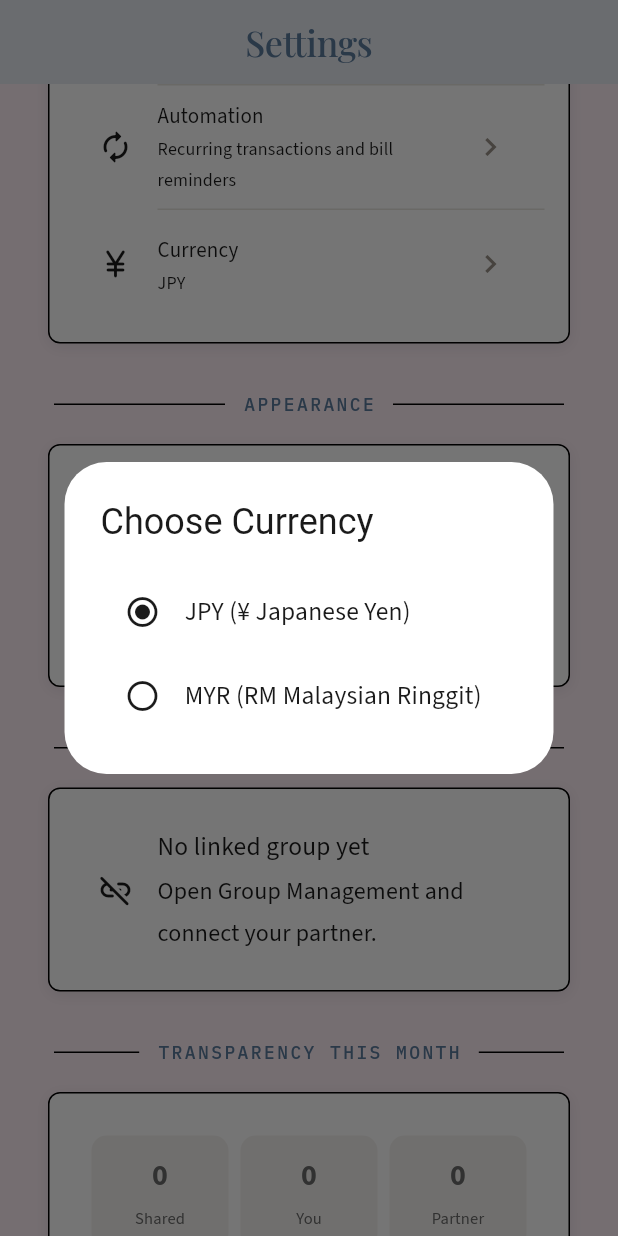
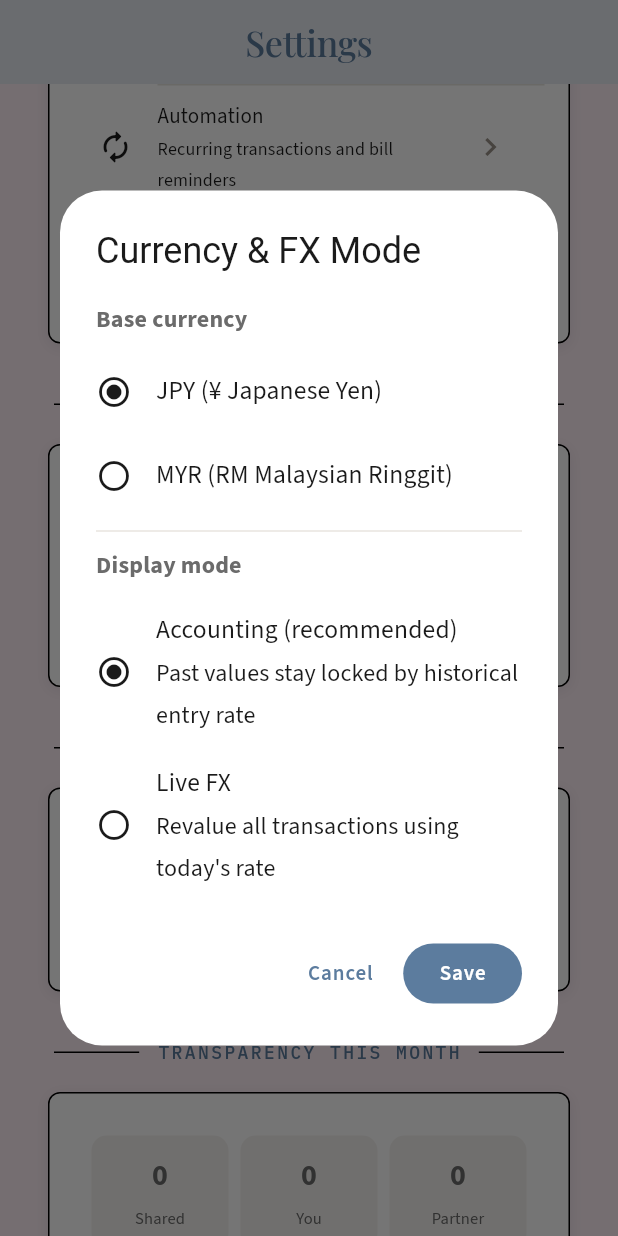
Before and after one commit to qaim-b/osidori2.0, a Flutter app: the SettingsScreen screen opened by its route, scrolled down 576 dp, after a tap on "Currency", on a phone screen of 412 x 824 dp. Run offline on Flutter 3.47's test engine with Material 3 defaults, Android fonts, the phone set to English and light mode, and no system bars; our stand-ins replace csv, fl_chart, flutter_riverpod, flutter_svg, go_router, google_fonts and 4 more; missing offline and left inert: excel; accounts and stored records are empty.

Commit message:
Add accounting vs live FX mode with locked historical conversion

```diff
--- a/lib/data/models/transaction_model.dart
+++ b/lib/data/models/transaction_model.dart
@@ -9,6 +9,12 @@ class TransactionModel extends TransactionEntity {
     required super.type,
     required super.amount,
     required super.currency,
+    super.originalAmount,
+    super.originalCurrency,
+    super.fxRateToBase,
+    super.fxBaseCurrency,
+    super.baseAmountLocked,
+    super.fxRateDate,
     required super.date,
     required super.categoryId,
     super.categoryNameSnapshot,
@@ -32,6 +38,14 @@ class TransactionModel extends TransactionEntity {
       type: TransactionType.fromString(json['type'] as String),
       amount: (json['amount'] as num).toDouble(),
       currency: json['currency'] as String? ?? 'JPY',
+      originalAmount: (json['original_amount'] as num?)?.toDouble(),
+      originalCurrency: json['original_currency'] as String?,
+      fxRateToBase: (json['fx_rate_to_base'] as num?)?.toDouble(),
+      fxBaseCurrency: json['fx_base_currency'] as String?,
+      baseAmountLocked: (json['base_amount_locked'] as num?)?.toDouble(),
+      fxRateDate: json['fx_rate_date'] == null
+          ? null
+          : DateTime.parse(json['fx_rate_date'] as String),
       date: DateTime.parse(json['date'] as String),
       categoryId: json['category_id'] as String,
       categoryNameSnapshot: json['category_name_snapshot'] as String?,
@@ -61,6 +75,12 @@ class TransactionModel extends TransactionEntity {
       'type': type.name,
       'amount': amount,
       'currency': currency,
+      'original_amount': originalAmount,
+      'original_currency': originalCurrency,
+      'fx_rate_to_base': fxRateToBase,
+      'fx_base_currency': fxBaseCurrency,
+      'base_amount_locked': baseAmountLocked,
+      'fx_rate_date': fxRateDate?.toIso8601String(),
       'date': date.toIso8601String(),
       'category_id': categoryId,
       'category_name_snapshot': categoryNameSnapshot,
@@ -85,6 +105,12 @@ class TransactionModel extends TransactionEntity {
       type: entity.type,
       amount: entity.amount,
       currency: entity.currency,
+      originalAmount: entity.originalAmount,
+      originalCurrency: entity.originalCurrency,
+      fxRateToBase: entity.fxRateToBase,
+      fxBaseCurrency: entity.fxBaseCurrency,
+      baseAmountLocked: entity.baseAmountLocked,
+      fxRateDate: entity.fxRateDate,
       date: entity.date,
       categoryId: entity.categoryId,
       categoryNameSnapshot: entity.categoryNameSnapshot,
@@ -109,6 +135,12 @@ class TransactionModel extends TransactionEntity {
     TransactionType? type,
     double? amount,
     String? currency,
+    double? originalAmount,
+    String? originalCurrency,
+    double? fxRateToBase,
+    String? fxBaseCurrency,
+    double? baseAmountLocked,
+    DateTime? fxRateDate,
     DateTime? date,
     String? categoryId,
     String? categoryNameSnapshot,
@@ -130,6 +162,12 @@ class TransactionModel extends TransactionEntity {
       type: type ?? this.type,
       amount: amount ?? this.amount,
       currency: currency ?? this.currency,
+      originalAmount: originalAmount ?? this.originalAmount,
+      originalCurrency: originalCurrency ?? this.originalCurrency,
+      fxRateToBase: fxRateToBase ?? this.fxRateToBase,
+      fxBaseCurrency: fxBaseCurrency ?? this.fxBaseCurrency,
+      baseAmountLocked: baseAmountLocked ?? this.baseAmountLocked,
+      fxRateDate: fxRateDate ?? this.fxRateDate,
       date: date ?? this.date,
       categoryId: categoryId ?? this.categoryId,
       categoryNameSnapshot: categoryNameSnapshot ?? this.categoryNameSnapshot,
--- a/lib/data/models/user_model.dart
+++ b/lib/data/models/user_model.dart
@@ -8,6 +8,7 @@ class UserModel extends UserEntity {
     super.avatarUrl,
     super.role,
     super.preferredCurrency,
+    super.fxDisplayMode,
     required super.createdAt,
   });
 
@@ -19,6 +20,7 @@ class UserModel extends UserEntity {
       avatarUrl: json['avatar_url'] as String?,
       role: json['role'] as String?,
       preferredCurrency: json['preferred_currency'] as String? ?? 'JPY',
+      fxDisplayMode: json['fx_display_mode'] as String? ?? 'accounting',
       createdAt: DateTime.parse(json['created_at'] as String),
     );
   }
@@ -31,6 +33,7 @@ class UserModel extends UserEntity {
       'avatar_url': avatarUrl,
       'role': role,
       'preferred_currency': preferredCurrency,
+      'fx_display_mode': fxDisplayMode,
       'created_at': createdAt.toIso8601String(),
     };
   }
@@ -43,6 +46,7 @@ class UserModel extends UserEntity {
       avatarUrl: entity.avatarUrl,
       role: entity.role,
       preferredCurrency: entity.preferredCurrency,
+      fxDisplayMode: entity.fxDisplayMode,
       createdAt: entity.createdAt,
     );
   }
--- a/lib/data/repositories/auth_repository.dart
+++ b/lib/data/repositories/auth_repository.dart
@@ -121,6 +121,14 @@ class AuthRepository {
     return getProfile(userId);
   }
 
+  Future<UserModel> updateFxDisplayMode(String userId, String mode) async {
+    await _client
+        .from(AppSupabase.usersTable)
+        .update({'fx_display_mode': mode})
+        .eq('id', userId);
+    return getProfile(userId);
+  }
+
   /// Update avatar URL
   Future<UserModel> updateAvatar(String userId, String avatarUrl) async {
     await _client
--- a/lib/domain/entities/user_entity.dart
+++ b/lib/domain/entities/user_entity.dart
@@ -7,6 +7,7 @@ class UserEntity {
   final String? avatarUrl;
   final String? role; // 'stitch' or 'angel' or 'solo'
   final String preferredCurrency;
+  final String fxDisplayMode; // 'accounting' | 'live'
   final DateTime createdAt;
 
   const UserEntity({
@@ -16,6 +17,7 @@ class UserEntity {
     this.avatarUrl,
     this.role,
     this.preferredCurrency = 'JPY',
+    this.fxDisplayMode = 'accounting',
     required this.createdAt,
   });
 
@@ -31,6 +33,7 @@ class UserEntity {
     String? avatarUrl,
     String? role,
     String? preferredCurrency,
+    String? fxDisplayMode,
     DateTime? createdAt,
   }) {
     return UserEntity(
@@ -40,6 +43,7 @@ class UserEntity {
       avatarUrl: avatarUrl ?? this.avatarUrl,
       role: role ?? this.role,
       preferredCurrency: preferredCurrency ?? this.preferredCurrency,
+      fxDisplayMode: fxDisplayMode ?? this.fxDisplayMode,
       createdAt: createdAt ?? this.createdAt,
     );
   }
--- a/lib/presentation/providers/auth_provider.dart
+++ b/lib/presentation/providers/auth_provider.dart
@@ -89,6 +89,17 @@ class AuthNotifier extends StateNotifier<AsyncValue<UserModel?>> {
     }
   }
 
+  Future<void> setFxDisplayMode(String mode) async {
+    final user = state.valueOrNull;
+    if (user == null) return;
+    try {
+      final updated = await _repo.updateFxDisplayMode(user.id, mode);
+      state = AsyncValue.data(updated);
+    } catch (e, st) {
+      state = AsyncValue.error(_friendlyError(e), st);
+    }
+  }
+
   Future<void> setAvatar(String avatarUrl) async {
     final user = state.valueOrNull;
     if (user == null) return;
@@ -155,3 +166,7 @@ final currentUserIdProvider = Provider<String?>((ref) {
 final currentCurrencyProvider = Provider<String>((ref) {
   return ref.watch(authStateProvider).valueOrNull?.preferredCurrency ?? 'JPY';
 });
+
+final currentFxDisplayModeProvider = Provider<String>((ref) {
+  return ref.watch(authStateProvider).valueOrNull?.fxDisplayMode ?? 'accounting';
+});
--- a/lib/presentation/screens/reports/reports_screen.dart
+++ b/lib/presentation/screens/reports/reports_screen.dart
@@ -4,6 +4,7 @@ import 'package:flutter_riverpod/flutter_riverpod.dart';
 import '../../../core/extensions/datetime_ext.dart';
 import '../../../core/theme/app_colors.dart';
 import '../../../core/utils/currency_formatter.dart';
+import '../../providers/auth_provider.dart';
 import '../../providers/category_provider.dart';
 import '../../providers/transaction_provider.dart';
 
@@ -16,6 +17,7 @@ class ReportsScreen extends ConsumerWidget {
     final transactions = ref.watch(monthlyTransactionsProvider);
     final categories = ref.watch(categoriesProvider);
     final categoryTotals = ref.watch(categoryTotalsProvider);
+    final currentCurrency = ref.watch(currentCurrencyProvider);
 
     final catLookup = <String, dynamic>{};
     for (final cat in categories.valueOrNull ?? []) {
@@ -138,7 +140,10 @@ class ReportsScreen extends ConsumerWidget {
                                 ),
                               ),
                               Text(
-                                CurrencyFormatter.format(entry.value),
+                                CurrencyFormatter.format(
+                                  entry.value,
+                                  currency: currentCurrency,
+                                ),
                                 style: TextStyle(
                                   fontWeight: FontWeight.w600,
                                   color: AppColors.expense,
@@ -206,7 +211,7 @@ class ReportsScreen extends ConsumerWidget {
                             touchTooltipData: BarTouchTooltipData(
                               getTooltipItem: (group, groupIndex, rod, rodIndex) {
                                 return BarTooltipItem(
-                                  'Day ${group.x}\n${CurrencyFormatter.format(rod.toY)}',
+                                  'Day ${group.x}\n${CurrencyFormatter.format(rod.toY, currency: currentCurrency)}',
                                   const TextStyle(color: Colors.white, fontSize: 11),
                                 );
                               },
--- a/lib/presentation/screens/settings/settings_screen.dart
+++ b/lib/presentation/screens/settings/settings_screen.dart
@@ -164,11 +164,8 @@ class SettingsScreen extends ConsumerWidget {
                   _SettingsTile(
                     label: 'Currency',
                     subtitle:
-                        ref
-                            .watch(authStateProvider)
-                            .valueOrNull
-                            ?.preferredCurrency ??
-                        AppConstants.defaultCurrency,
+                        '${ref.watch(authStateProvider).valueOrNull?.preferredCurrency ?? AppConstants.defaultCurrency} â€¢ '
+                        '${ref.watch(currentFxDisplayModeProvider) == 'live' ? 'Live FX' : 'Accounting'}',
                     icon: Icons.currency_yen_rounded,
                     onTap: () => _pickCurrency(context, ref),
                   ),
@@ -502,37 +499,105 @@ class SettingsScreen extends ConsumerWidget {
 
   Future<void> _pickCurrency(BuildContext context, WidgetRef ref) async {
     final current = ref.read(currentCurrencyProvider);
-    final selected = await showDialog<String>(
+    final currentMode = ref.read(currentFxDisplayModeProvider);
+    final selected = await showDialog<(String, String)>(
       context: context,
-      builder: (ctx) => AlertDialog(
-        title: const Text('Choose Currency'),
-        content: Column(
+      builder: (ctx) {
+        String selectedCurrency = current;
+        String selectedMode = currentMode;
+        return StatefulBuilder(
+          builder: (ctx, setDialogState) => AlertDialog(
+            title: const Text('Currency & FX Mode'),
+            content: SingleChildScrollView(
+              child: Column(
                 mainAxisSize: MainAxisSize.min,
+                crossAxisAlignment: CrossAxisAlignment.start,
                 children: [
+                  const Text(
+                    'Base currency',
+                    style: TextStyle(fontWeight: FontWeight.w700),
+                  ),
+                  const SizedBox(height: 6),
                   ListTile(
+                    contentPadding: EdgeInsets.zero,
                     leading: Icon(
-                current == 'JPY'
+                      selectedCurrency == 'JPY'
                           ? Icons.radio_button_checked
                           : Icons.radio_button_off,
                     ),
                     title: const Text('JPY (¥ Japanese Yen)'),
-              onTap: () => Navigator.pop(ctx, 'JPY'),
+                    onTap: () => setDialogState(() => selectedCurrency = 'JPY'),
                   ),
                   ListTile(
+                    contentPadding: EdgeInsets.zero,
                     leading: Icon(
-                current == 'MYR'
+                      selectedCurrency == 'MYR'
                           ? Icons.radio_button_checked
                           : Icons.radio_button_off,
                     ),
                     title: const Text('MYR (RM Malaysian Ringgit)'),
-              onTap: () => Navigator.pop(ctx, 'MYR'),
+                    onTap: () => setDialogState(() => selectedCurrency = 'MYR'),
+                  ),
+                  const Divider(height: 18),
+                  const Text(
+                    'Display mode',
+                    style: TextStyle(fontWeight: FontWeight.w700),
+                  ),
+                  const SizedBox(height: 6),
+                  ListTile(
+                    contentPadding: EdgeInsets.zero,
+                    leading: Icon(
+                      selectedMode == 'accounting'
+                          ? Icons.radio_button_checked
+                          : Icons.radio_button_off,
+                    ),
+                    title: const Text('Accounting (recommended)'),
+                    subtitle: const Text(
+                      'Past values stay locked by historical entry rate',
+                    ),
+                    onTap: () => setDialogState(() => selectedMode = 'accounting'),
+                  ),
+                  ListTile(
+                    contentPadding: EdgeInsets.zero,
+                    leading: Icon(
+                      selectedMode == 'live'
+                          ? Icons.radio_button_checked
+                          : Icons.radio_button_off,
+                    ),
+                    title: const Text('Live FX'),
+                    subtitle: const Text(
+                      'Revalue all transactions using today\'s rate',
+                    ),
+                    onTap: () => setDialogState(() => selectedMode = 'live'),
                   ),
                 ],
               ),
             ),
+            actions: [
+              TextButton(
+                onPressed: () => Navigator.pop(ctx),
+                child: const Text('Cancel'),
+              ),
+              FilledButton(
+                onPressed: () =>
+                    Navigator.pop(ctx, (selectedCurrency, selectedMode)),
+                child: const Text('Save'),
+              ),
+            ],
+          ),
+        );
+      },
     );
     if (selected != null) {
-      await ref.read(authStateProvider.notifier).setPreferredCurrency(selected);
+      final (currency, mode) = selected;
+      if (currency != current) {
+        await ref
+            .read(authStateProvider.notifier)
+            .setPreferredCurrency(currency);
+      }
+      if (mode != currentMode) {
+        await ref.read(authStateProvider.notifier).setFxDisplayMode(mode);
+      }
     }
   }
 
```
Also changed, not shown: lib/domain/entities/transaction_entity.dart (+24 -0 lines), lib/presentation/providers/transaction_provider.dart (+25 -0 lines), lib/presentation/screens/budget/budget_planner_screen.dart (+5 -2 lines), lib/presentation/screens/calendar/calendar_screen.dart (+10 -2 lines), lib/presentation/screens/summary/set_budget_limit_screen.dart (+5 -2 lines), lib/presentation/screens/transaction/add_transaction_screen.dart (+15 -1 lines), 1 other file. Lines whose indentation alone changed are shown as unchanged.
